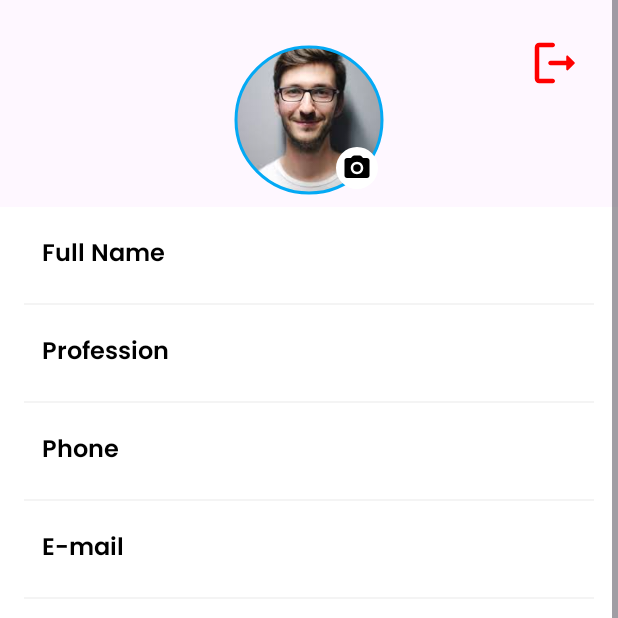
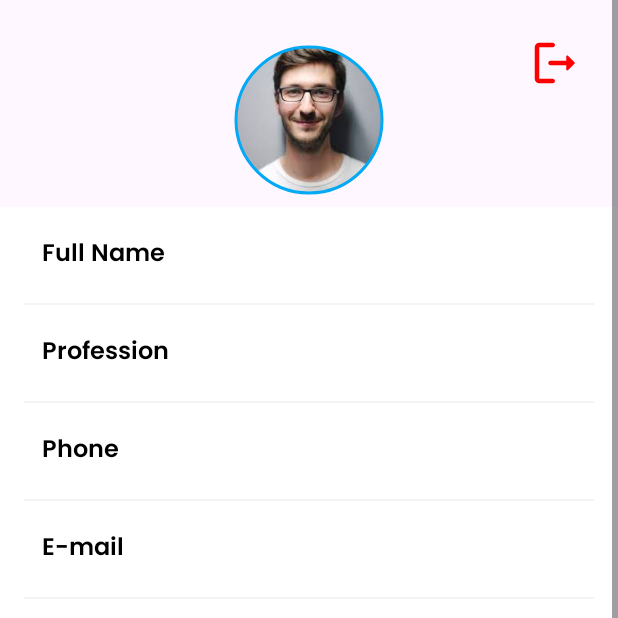
Before and after one commit to AppsDevMaruf/CIT_2023k-FirebaseAuth, an Android app: the ProfileFragment screen opened through its navigation route, on a phone screen of 412 x 824 dp, the top half of it. Run offline under Robolectric (Android 15) with nearby library versions, the phone set to English and light mode, and no system bars; our stand-ins replace Firebase (no records; nobody signed in at launch, a user with empty details on screens opened directly); pictures from the network do not load.

Commit message:
update profile

```diff
--- a/app/src/main/java/com/maruf/firebaseauth/ProfileFragment.kt
+++ b/app/src/main/java/com/maruf/firebaseauth/ProfileFragment.kt
@@ -1,19 +1,14 @@
 package com.maruf.firebaseauth
 
-import android.app.Activity
 import android.net.Uri
 import android.os.Bundle
 import android.util.Log
 import android.view.LayoutInflater
 import android.view.View
 import android.view.ViewGroup
-import android.widget.Toast
-import androidx.activity.result.ActivityResult
-import androidx.activity.result.contract.ActivityResultContracts
 import androidx.fragment.app.Fragment
 import androidx.navigation.fragment.findNavController
 import coil.load
-import com.github.dhaval2404.imagepicker.ImagePicker
 import com.google.firebase.auth.FirebaseAuth
 import com.google.firebase.auth.FirebaseUser
 import com.google.firebase.database.DataSnapshot
@@ -22,65 +17,50 @@ import com.google.firebase.database.DatabaseReference
 import com.google.firebase.database.FirebaseDatabase
 import com.google.firebase.database.ValueEventListener
 import com.maruf.firebaseauth.data.user.UserProfile
-import com.maruf.firebaseauth.data.userInfo.UserInfo
 import com.maruf.firebaseauth.databinding.FragmentProfileBinding
 
 
 class ProfileFragment : Fragment() {
     private lateinit var binding: FragmentProfileBinding
-    private lateinit var fileUri: Uri
     private lateinit var user: FirebaseUser
     private lateinit var dbRef: DatabaseReference
     private lateinit var firebaseDB: FirebaseDatabase
-    private val startForProfileImageResult =
-        registerForActivityResult(ActivityResultContracts.StartActivityForResult()) { result: ActivityResult ->
-            val resultCode = result.resultCode
-            val data = result.data
-
-            when (resultCode) {
-                Activity.RESULT_OK -> {
-
-                    fileUri = data?.data!!
-
-                    binding.userProfilePic.load(fileUri)
-
-                }
-
-                ImagePicker.RESULT_ERROR -> {
-                    Toast.makeText(requireContext(), ImagePicker.getError(data), Toast.LENGTH_SHORT)
-                        .show()
-                }
-
-                else -> {
-                    Toast.makeText(requireContext(), "Task Cancelled", Toast.LENGTH_SHORT).show()
-                }
-            }
-        }
     override fun onCreateView(
         inflater: LayoutInflater, container: ViewGroup?,
         savedInstanceState: Bundle?
     ): View {
         // Inflate the layout for this fragment
         binding = FragmentProfileBinding.inflate(layoutInflater, null, false)
-        binding.btnLogout.setOnClickListener {
-            // Inside your fragment or activity
-            FirebaseAuth.getInstance().signOut()
+        binding.apply {
+            editProfileBtn.setOnClickListener {
+                findNavController().navigate(R.id.action_homeFragment_to_profileUpdateFragment)
+            }
+            btnLogout.setOnClickListener {
+                // Inside your fragment or activity
+                FirebaseAuth.getInstance().signOut()
 // After signing out, navigate to the login page or perform any other necessary actions
-            findNavController().navigate(R.id.loginFragment)
+                findNavController().navigate(R.id.loginFragment)
+            }
         }
+
 
         user = FirebaseAuth.getInstance().currentUser!!
         user.let {
             firebaseDB = FirebaseDatabase.getInstance()
             dbRef = firebaseDB.reference.child("user").child(it.uid)
-            dbRef.addValueEventListener(object :ValueEventListener{
+            dbRef.addValueEventListener(object : ValueEventListener {
                 override fun onDataChange(snapshot: DataSnapshot) {
                     val value = snapshot.getValue(UserProfile::class.java)
 
-                    value?.let {user->
+                    value?.let { user ->
                         Log.d("TAG", "onDataChange: $user")
-                        binding.email.text = user.email
-                        binding.userProfilePic.load(user.image)
+
+                        binding.apply {
+                            name.text = user.name
+                            email.text = user.email
+                            mobile.text = user.mobile
+                            userProfilePic.load(user.image)
+                        }
                         //set value in view
                     }
                 }
@@ -91,29 +71,7 @@ class ProfileFragment : Fragment() {
 
             })
         }
-/**/
-        binding.uploadProfilePic.setOnClickListener {
-
-            ImagePicker.with(requireActivity())
-                .compress(1024)         //Final image size will be less than 1 MB(Optional)
-                .maxResultSize(
-                    1080,
-                    1080
-                )  //Final image resolution will be less than 1080 x 1080(Optional)
-                .createIntent { intent ->
-                    startForProfileImageResult.launch(intent)
-                }
-
-
-        }
-
-
         return binding.root
-
-    }
-
-    private fun setData(it: UserInfo?) {
-
 
     }
 
--- a/app/src/main/java/com/maruf/firebaseauth/UsersFragment.kt
+++ b/app/src/main/java/com/maruf/firebaseauth/UsersFragment.kt
@@ -32,7 +32,7 @@ class UsersFragment : Fragment() {
     override fun onCreateView(
         inflater: LayoutInflater, container: ViewGroup?,
         savedInstanceState: Bundle?
-    ): View? {
+    ): View {
         // Inflate the layout for this fragment
 
         binding = FragmentUsersBinding.inflate(layoutInflater, null, false)
@@ -76,7 +76,6 @@ class UsersFragment : Fragment() {
             })
         }
         return binding.root
-
     }
 
 
--- a/app/src/main/java/com/maruf/firebaseauth/adapter/ChatAdapter.kt
+++ b/app/src/main/java/com/maruf/firebaseauth/adapter/ChatAdapter.kt
@@ -26,7 +26,6 @@ class ChatAdapter(val chatList: List<Chat>, var myID: String) : RecyclerView.Ada
             ChatViewHolder(view)
         }
 
-
     }
 
     override fun getItemCount(): Int {
--- a/app/src/main/java/com/maruf/firebaseauth/data/user/UserProfile.kt
+++ b/app/src/main/java/com/maruf/firebaseauth/data/user/UserProfile.kt
@@ -8,7 +8,7 @@ data class UserProfile(
     var image: String = "",
     var name: String = "",
     var email: String = "",
-    var about: String = "",
+    var address: String = "",
     var token: String = "",
     var mobile: String? = null
 )
--- a/app/src/main/java/com/maruf/firebaseauth/ui/ProfileFragment.kt
+++ /dev/null
@@ -1,82 +0,0 @@
-package com.maruf.firebaseauth.ui
-
-import android.os.Bundle
-import android.view.LayoutInflater
-import android.view.View
-import android.view.ViewGroup
-import androidx.fragment.app.Fragment
-import androidx.navigation.fragment.findNavController
-import com.google.firebase.auth.FirebaseAuth
-import com.maruf.firebaseauth.R
-import com.maruf.firebaseauth.databinding.FragmentProfileBinding
-
-
-class ProfileFragment : Fragment() {
-    private lateinit var binding: FragmentProfileBinding
-
-    override fun onCreateView(
-        inflater: LayoutInflater,
-        container: ViewGroup?,
-        savedInstanceState: Bundle?
-    ): View {
-
-        binding = FragmentProfileBinding.inflate(layoutInflater, null, false)
-
-        return binding.root
-
-    }
-    /* private fun setProfileInfo(userInfo: ResponseProfileInfo?) {
-            if (userInfo != null) {
-                binding.name.text = userInfo.name
-                binding.phoneNumber.text = userInfo.phone
-                binding.email.text = userInfo.email
-                binding.address.text = userInfo.address
-                binding.nid.text = userInfo.nid
-                binding.gender.text = userInfo.gender
-                binding.birthdate.text = userInfo.birthdate
-                binding.department.text = userInfo.department
-                binding.hall.text = userInfo.hall
-                binding.bloodGroup.text = userInfo.bloodgroup
-                binding.bloodGroup.setTextColor(
-                    ContextCompat.getColor(
-                        requireActivity(), R.color.text_red
-                    )
-                )
-                binding.occupation.text = userInfo.occupation
-                binding.district.text = userInfo.district
-
-                if (userInfo.subscription == "none") {
-                    binding.status.text = "Inactive"
-                    binding.status.setTextColor(
-                        ContextCompat.getColor(
-                            requireActivity(), R.color.text_red
-                        )
-                    )
-                } else {
-                    binding.status.text = "Active"
-                    binding.status.setTextColor(
-                        ContextCompat.getColor(
-                            requireActivity(), R.color.green100
-                        )
-                    )
-                }
-
-                if (userInfo.imagePath == null) {
-                    binding.userProfilePic.hide()
-                    binding.profilePicAB.show()
-                    binding.profilePicAB.text = userInfo.name?.let { it1 ->
-                        nameAbbreviationGenerator(
-                            it1
-                        )
-                    }
-                } else {
-                    binding.userProfilePic.show()
-                    binding.profilePicAB.hide()
-
-                    val profileImg = Constants.IMG_PREFIX + userInfo.imagePath
-                    Log.i("TAG", "profileImg: $profileImg ")
-                    binding.userProfilePic.loadImagesWithGlide(profileImg)
-                }
-            }
-        }*/
-}
--- a/app/src/main/res/drawable/left_back.xml
+++ b/app/src/main/res/drawable/left_back.xml
@@ -12,5 +12,4 @@
         android:width="100dp"
         android:height="20dp" />
 
-
 </shape>
--- a/app/src/main/res/layout/fragment_profile.xml
+++ b/app/src/main/res/layout/fragment_profile.xml
@@ -46,19 +46,6 @@
                 app:strokeColor="#03A9F4"
                 app:strokeWidth="2dp"
                 tools:ignore="MissingConstraints" />
-
-            <com.google.android.material.imageview.ShapeableImageView
-                android:id="@+id/uploadProfilePic"
-                android:layout_width="36dp"
-                android:layout_height="36dp"
-                android:padding="4dp"
-                app:contentPadding="4dp"
-                android:background="@color/white"
-                app:shapeAppearanceOverlay="@style/Circular"
-                android:src="@drawable/round_camera_alt_24"
-                android:tint="@color/black"
-                app:layout_constraintBottom_toBottomOf="@+id/userProfilePic"
-                app:layout_constraintEnd_toEndOf="@+id/userProfilePic" />
 
 
             <LinearLayout
@@ -171,6 +158,7 @@
                         android:textSize="16sp" />
 
                     <TextView
+                        android:id="@+id/mobile"
                         android:layout_width="0dp"
                         android:layout_height="wrap_content"
                         android:layout_marginHorizontal="10dp"
@@ -472,6 +460,7 @@
                     android:background="#F4F4F4" />
 
                 <Button
+                    android:id="@+id/editProfileBtn"
                     android:layout_width="match_parent"
                     android:layout_height="55dp"
                     android:layout_marginHorizontal="64dp"
--- a/app/src/main/res/navigation/nav_graph.xml
+++ b/app/src/main/res/navigation/nav_graph.xml
@@ -36,6 +36,12 @@
         <action
             android:id="@+id/action_homeFragment_to_chatFragment"
             app:destination="@id/chatFragment" />
+        <action
+            android:id="@+id/action_homeFragment_to_profileFragment"
+            app:destination="@id/profileFragment" />
+        <action
+            android:id="@+id/action_homeFragment_to_profileUpdateFragment"
+            app:destination="@id/profileUpdateFragment" />
     </fragment>
     <fragment
         android:id="@+id/chatFragment"
@@ -52,4 +58,8 @@
         android:name="com.maruf.firebaseauth.UsersFragment"
         android:label="fragment_users"
         tools:layout="@layout/fragment_users" />
+    <fragment
+        android:id="@+id/profileUpdateFragment"
+        android:name="com.maruf.firebaseauth.ui.ProfileUpdateFragment"
+        android:label="ProfileUpdateFragment" />
 </navigation>
```
Also changed, not shown: app/src/main/java/com/maruf/firebaseauth/adapter/UserAdapter.kt (+8 -12 lines), app/src/main/java/com/maruf/firebaseauth/ui/ProfileUpdateFragment.kt (+42 -31 lines).
